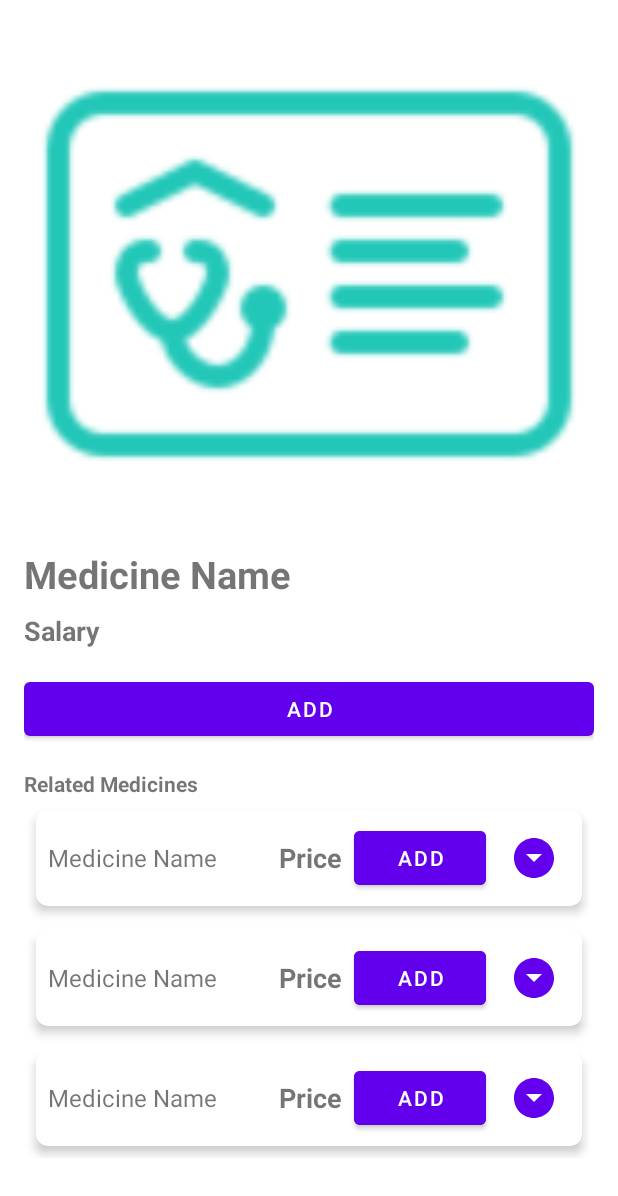
After one commit to ALiyASSER0/Health_Care, an Android app: the layout fragment_medicine_details.xml on its own in the app's theme, with its tools: preview values and no code run, on a phone screen of 412 x 824 dp. The commit adds this screen. Shown: the top 1196 px of the screen. Run offline under Robolectric (Android 15) with nearby library versions, the phone set to English and light mode, and no system bars; Roboto replaces fonts that are not available here.

Commit message:
update pharmacy.

```diff
--- a/app/build.gradle
+++ b/app/build.gradle
@@ -51,6 +51,7 @@ android {
 }
 
 dependencies {
+    implementation 'androidx.cardview:cardview:1.0.0'
 
     implementation 'androidx.core:core-ktx:1.12.0'
     implementation 'androidx.appcompat:appcompat:1.6.1'
--- a/app/src/main/res/drawable-v24/ic_person_24.xml
+++ b/app/src/main/res/drawable-v24/ic_person_24.xml
@@ -3,7 +3,7 @@
     android:height="24dp"
     android:viewportWidth="24"
     android:viewportHeight="24"
-    android:tint="?attr/colorControlNormal">
+    android:tint="@color/purple_500">
   <path
       android:fillColor="@color/light_blue"
       android:pathData="M12,12c2.21,0 4,-1.79 4,-4s-1.79,-4 -4,-4 -4,1.79 -4,4 1.79,4 4,4zM12,14c-2.67,0 -8,1.34 -8,4v2h16v-2c0,-2.66 -5.33,-4 -8,-4z"/>
--- /dev/null
+++ b/app/src/main/res/drawable/baseline_arrow_drop_down_circle_24.xml
@@ -0,0 +1,5 @@
+<vector android:height="24dp" android:tint="#FF6200EE"
+    android:viewportHeight="24" android:viewportWidth="24"
+    android:width="24dp" xmlns:android="http://schemas.android.com/apk/res/android">
+    <path android:fillColor="@android:color/white" android:pathData="M12,2C6.48,2 2,6.48 2,12s4.48,10 10,10 10,-4.48 10,-10S17.52,2 12,2zM12,14l-4,-4h8l-4,4z"/>
+</vector>
--- a/app/src/main/res/drawable/baseline_calendar_month_24.xml
+++ b/app/src/main/res/drawable/baseline_calendar_month_24.xml
@@ -1,4 +1,4 @@
-<vector android:height="24dp" android:tint="#79C9D9"
+<vector android:height="24dp" android:tint="#6200EE"
     android:viewportHeight="24" android:viewportWidth="24"
     android:width="24dp" xmlns:android="http://schemas.android.com/apk/res/android">
     <path android:fillColor="@android:color/white" android:pathData="M19,4h-1V2h-2v2H8V2H6v2H5C3.89,4 3.01,4.9 3.01,6L3,20c0,1.1 0.89,2 2,2h14c1.1,0 2,-0.9 2,-2V6C21,4.9 20.1,4 19,4zM19,20H5V10h14V20zM9,14H7v-2h2V14zM13,14h-2v-2h2V14zM17,14h-2v-2h2V14zM9,18H7v-2h2V18zM13,18h-2v-2h2V18zM17,18h-2v-2h2V18z"/>
--- /dev/null
+++ b/app/src/main/res/drawable/baseline_error_24.xml
@@ -0,0 +1,5 @@
+<vector android:height="24dp" android:tint="#FF0000"
+    android:viewportHeight="24" android:viewportWidth="24"
+    android:width="24dp" xmlns:android="http://schemas.android.com/apk/res/android">
+    <path android:fillColor="@android:color/white" android:pathData="M12,2C6.48,2 2,6.48 2,12s4.48,10 10,10 10,-4.48 10,-10S17.52,2 12,2zM13,17h-2v-2h2v2zM13,13h-2L11,7h2v6z"/>
+</vector>
--- /dev/null
+++ b/app/src/main/res/drawable/baseline_search_24.xml
@@ -0,0 +1,5 @@
+<vector android:height="24dp" android:tint="#FFFFFF"
+    android:viewportHeight="24" android:viewportWidth="24"
+    android:width="24dp" xmlns:android="http://schemas.android.com/apk/res/android">
+    <path android:fillColor="@android:color/white" android:pathData="M15.5,14h-0.79l-0.28,-0.27C15.41,12.59 16,11.11 16,9.5 16,5.91 13.09,3 9.5,3S3,5.91 3,9.5 5.91,16 9.5,16c1.61,0 3.09,-0.59 4.23,-1.57l0.27,0.28v0.79l5,4.99L20.49,19l-4.99,-5zM9.5,14C7.01,14 5,11.99 5,9.5S7.01,5 9.5,5 14,7.01 14,9.5 11.99,14 9.5,14z"/>
+</vector>
--- /dev/null
+++ b/app/src/main/res/layout/fragment_item_medicine.xml
@@ -0,0 +1,62 @@
+<?xml version="1.0" encoding="utf-8"?>
+<androidx.cardview.widget.CardView xmlns:android="http://schemas.android.com/apk/res/android"
+    xmlns:app="http://schemas.android.com/apk/res-auto"
+    android:layout_width="match_parent"
+    android:layout_height="wrap_content"
+    android:layout_margin="8dp"
+    app:cardCornerRadius="8dp"
+    app:cardElevation="4dp">
+
+    <LinearLayout
+        android:layout_width="match_parent"
+        android:layout_height="wrap_content"
+        android:orientation="horizontal"
+        android:padding="8dp"
+        android:gravity="center_vertical">
+
+        <TextView
+            android:id="@+id/tv_medicine_name"
+            android:layout_width="0dp"
+            android:layout_height="wrap_content"
+            android:layout_weight="2"
+            android:text="Medicine Name"
+            android:textSize="16sp" />
+
+        <TextView
+            android:id="@+id/tv_medicine_price"
+            android:layout_width="wrap_content"
+            android:layout_height="wrap_content"
+            android:text="Price"
+            android:textStyle="bold"
+            android:textSize="18sp"
+            android:layout_marginEnd="8dp" />
+
+        <ImageView
+            android:id="@+id/iv_medicine_error"
+            android:layout_width="wrap_content"
+            android:layout_height="wrap_content"
+            android:src="@drawable/baseline_error_24"
+            android:visibility="gone"
+            android:layout_marginEnd="8dp" />
+
+        <Button
+            android:id="@+id/btn_add_prescription"
+            android:layout_width="wrap_content"
+            android:layout_height="wrap_content"
+            android:text="Add"
+            android:padding="8dp"
+            android:backgroundTint="@color/purple_500"
+            android:layout_marginEnd="8dp"/>
+
+        <ImageView
+            android:id="@+id/iv_more"
+            android:layout_width="48dp"
+            android:layout_height="48dp"
+            android:layout_alignTop="@id/btn_add_prescription"
+            android:layout_alignBottom="@id/btn_add_prescription"
+            android:layout_toEndOf="@id/btn_add_prescription"
+            android:src="@drawable/baseline_arrow_drop_down_circle_24"
+            android:padding="8dp"
+            android:contentDescription="More"/>
+    </LinearLayout>
+</androidx.cardview.widget.CardView>
--- /dev/null
+++ b/app/src/main/res/layout/fragment_medicine_details.xml
@@ -0,0 +1,57 @@
+<?xml version="1.0" encoding="utf-8"?>
+<LinearLayout xmlns:android="http://schemas.android.com/apk/res/android"
+    xmlns:tools="http://schemas.android.com/tools"
+    android:layout_width="match_parent"
+    android:layout_height="match_parent"
+    android:orientation="vertical"
+    android:padding="16dp"
+    tools:context=".UI.pharmacy.medicine_details">
+
+    <!-- TODO: Update blank fragment layout -->
+    <ImageView
+        android:id="@+id/iv_medicine_image"
+        android:layout_width="match_parent"
+        android:layout_height="333dp"
+        android:scaleType="centerCrop"
+        android:src="@drawable/insurance_number" />
+
+    <TextView
+        android:id="@+id/tv_medicine_name"
+        android:layout_width="wrap_content"
+        android:layout_height="wrap_content"
+        android:text="Medicine Name"
+        android:textSize="25sp"
+        android:textStyle="bold"
+        android:layout_marginTop="16dp"/>
+
+    <TextView
+        android:id="@+id/tv_medicine_salary"
+        android:layout_width="wrap_content"
+        android:layout_height="wrap_content"
+        android:text="Salary"
+        android:textSize="18sp"
+        android:textStyle="bold"
+        android:layout_marginTop="8dp"/>
+
+    <Button
+        android:id="@+id/btn_add_medicine"
+        android:layout_width="match_parent"
+        android:layout_height="wrap_content"
+        android:text="Add"
+        android:layout_marginTop="16dp"/>
+
+    <TextView
+        android:id="@+id/tv_related_medicines"
+        android:layout_width="wrap_content"
+        android:layout_height="wrap_content"
+        android:text="Related Medicines"
+        android:layout_marginTop="16dp"
+        android:textStyle="bold"/>
+
+    <androidx.recyclerview.widget.RecyclerView
+        android:id="@+id/rv_related_medicine_list"
+        android:layout_width="match_parent"
+        android:layout_height="wrap_content"
+        tools:listitem="@layout/fragment_item_medicine" />
+
+</LinearLayout>
--- a/app/src/main/res/values/strings.xml
+++ b/app/src/main/res/values/strings.xml
@@ -86,4 +86,9 @@
         <item>AB+</item>
         <item>AB-</item>
     </string-array>
+
+    <string-array name="filter_options">
+        <item>Name</item>
+        <item>Category</item>
+    </string-array>
 </resources>
```
Also changed, not shown: app/src/main/java/com/example/hospital/UI/pharmacy/create_prescription.kt (added, +60 -0 lines), app/src/main/java/com/example/hospital/UI/pharmacy/item_medicine.kt (added, +60 -0 lines), app/src/main/java/com/example/hospital/UI/pharmacy/medicine_details.kt (added, +60 -0 lines), app/src/main/java/com/example/hospital/UI/pharmacy/medicines_name.kt (added, +60 -0 lines), app/src/main/java/com/example/hospital/UI/pharmacy/prescription_details.kt (added, +60 -0 lines), app/src/main/res/drawable/rounded_edit_text.xml (added, +8 -0 lines), app/src/main/res/drawable/rounded_frame.xml (added, +8 -0 lines), app/src/main/res/drawable/search_layout_background.xml (added, +9 -0 lines), app/src/main/res/layout/fragment_create_prescription.xml (added, +100 -0 lines), app/src/main/res/layout/fragment_medicines_name.xml (added, +28 -0 lines), app/src/main/res/layout/fragment_prescription_details.xml (added, +85 -0 lines).
